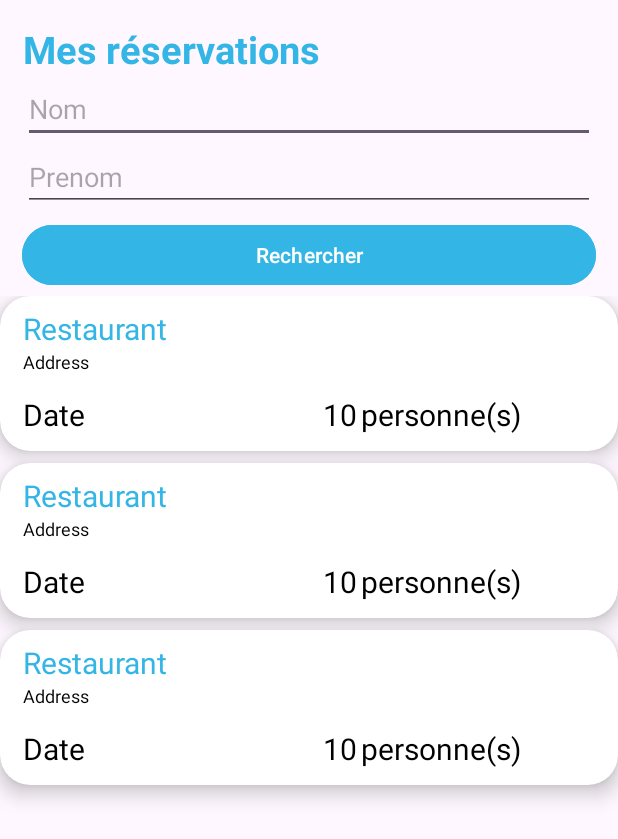
After one commit to Ventona666/Catering, an Android app: the layout fragment_list_reservation.xml on its own in the app's theme, with its tools: preview values and no code run, on a phone screen of 412 x 824 dp. The commit adds this screen. Shown: the top 839 px of the screen. Run offline under Robolectric (Android 15) with nearby library versions, the phone set to English and light mode, and no system bars.

Commit message:
Ajout page de recherche de réservation

```diff
--- a/app/src/main/java/com/example/catering/Model/Reservation.java
+++ b/app/src/main/java/com/example/catering/Model/Reservation.java
@@ -67,6 +67,8 @@ public class Reservation implements Serializable {
         this.restaurantId = restaurantId;
     }
 
+    public Reservation(){};
+
     @Override
     public String toString() {
         return "Reservation{" +
--- a/app/src/main/java/com/example/catering/Utils/ViewPagerHomeAdapter.java
+++ b/app/src/main/java/com/example/catering/Utils/ViewPagerHomeAdapter.java
@@ -5,6 +5,7 @@ import androidx.fragment.app.Fragment;
 import androidx.viewpager2.adapter.FragmentStateAdapter;
 
 import com.example.catering.Fragments.HomeFragment;
+import com.example.catering.Fragments.ListeReservationFragment;
 import com.example.catering.Fragments.ListeRestaurantFragment;
 import com.example.catering.Fragments.MapsRestaurantFragment;
 
@@ -18,12 +19,14 @@ public class ViewPagerHomeAdapter extends FragmentStateAdapter {
     public Fragment createFragment(int position) {
         if (position == 1) {
             return new MapsRestaurantFragment();
+        } else if (position == 2){
+            return new ListeReservationFragment();
         }
         return new ListeRestaurantFragment();
     }
 
     @Override
     public int getItemCount() {
-        return 2;
+        return 3;
     }
 }
--- /dev/null
+++ b/app/src/main/res/layout/fragment_list_reservation.xml
@@ -0,0 +1,56 @@
+<?xml version="1.0" encoding="utf-8"?>
+<LinearLayout xmlns:android="http://schemas.android.com/apk/res/android"
+    xmlns:tools="http://schemas.android.com/tools"
+    android:layout_width="match_parent"
+    android:layout_height="match_parent"
+    tools:context=".Fragments.ReservationRestaurantFragment"
+    android:orientation="vertical">
+
+    <TextView
+        android:layout_width="match_parent"
+        android:layout_height="wrap_content"
+        android:paddingStart="15dp"
+        android:paddingTop="15dp"
+        android:text="Mes réservations"
+        android:textAppearance="@style/TextAppearance.AppCompat.Large"
+        android:textColor="@color/primary"
+        android:textSize="25sp"
+        android:textStyle="bold"/>
+
+    <EditText
+        android:layout_width="match_parent"
+        android:layout_height="wrap_content"
+        android:hint="Nom"
+        android:id="@+id/nomRechercheReservation"
+        android:layout_marginStart="15dp"
+        android:layout_marginEnd="15dp"
+        android:autofillHints="name"
+        android:inputType="text" />
+
+    <EditText
+        android:layout_width="match_parent"
+        android:layout_height="wrap_content"
+        android:hint="Prenom"
+        android:id="@+id/prenomRechercheReservation"
+        android:layout_marginStart="15dp"
+        android:layout_marginEnd="15dp" />
+
+    <Button
+        android:id="@+id/buttonRechercherReservation"
+        android:layout_width="match_parent"
+        android:layout_height="wrap_content"
+        android:layout_marginTop="5dp"
+        android:backgroundTint="@color/primary"
+        android:insetLeft="15dp"
+        android:insetRight="15dp"
+        android:text="Rechercher" />
+
+    <ListView
+        android:id="@+id/list_reservation_item"
+        android:layout_width="match_parent"
+        android:layout_height="match_parent"
+        android:layout_marginTop="3dp"
+        tools:listitem="@layout/list_reservation_item"
+        android:dividerHeight="8dp"
+        android:divider="@android:color/transparent"/>
+</LinearLayout>
--- /dev/null
+++ b/app/src/main/res/layout/list_reservation_item.xml
@@ -0,0 +1,73 @@
+<?xml version="1.0" encoding="utf-8"?>
+<androidx.cardview.widget.CardView
+    xmlns:android="http://schemas.android.com/apk/res/android"
+    xmlns:app="http://schemas.android.com/apk/res-auto"
+    android:layout_width="match_parent"
+    android:layout_height="wrap_content"
+    android:layout_marginStart="12dp"
+    android:layout_marginEnd="12dp"
+    app:cardCornerRadius="20dp"
+    app:cardElevation="8dp">
+
+    <RelativeLayout
+        android:layout_width="match_parent"
+        android:layout_height="wrap_content">
+
+        <TextView
+            android:layout_width="270dp"
+            android:layout_height="30dp"
+            android:layout_marginStart="15dp"
+            android:layout_marginVertical="8dp"
+            android:id="@+id/listReservationItemName"
+            android:textSize="20sp"
+            android:text="@string/restaurant"
+            android:textColor="@color/primary">
+        </TextView>
+
+        <TextView
+            android:layout_width="270dp"
+            android:layout_height="30dp"
+            android:layout_marginStart="15dp"
+            android:layout_marginTop="35dp"
+            android:id="@+id/address_reservation"
+            android:textSize="12sp"
+            android:text="@string/address"
+            android:textColor="@color/black">
+        </TextView>
+
+        <TextView
+            android:layout_width="200dp"
+            android:layout_height="30dp"
+            android:layout_marginStart="15dp"
+            android:layout_marginBottom="8dp"
+            android:id="@+id/date_reservation"
+            android:textSize="20sp"
+            android:text="@string/date"
+            android:layout_below="@+id/address_reservation"
+            android:textColor="@color/black">
+        </TextView>
+
+        <TextView
+            android:layout_width="25dp"
+            android:layout_height="30dp"
+            android:id="@+id/nb_personne_reservation"
+            android:textSize="20sp"
+            android:text="10"
+            android:layout_toEndOf="@+id/date_reservation"
+            android:layout_below="@id/address_reservation"
+            android:textColor="@color/black">
+        </TextView>
+
+        <TextView
+            android:layout_width="200dp"
+            android:layout_height="30dp"
+            android:textSize="20sp"
+            android:text="@string/personne_s"
+            android:layout_toEndOf="@+id/nb_personne_reservation"
+            android:layout_below="@id/address_reservation"
+            android:textColor="@color/black">
+        </TextView>
+
+    </RelativeLayout>
+
+</androidx.cardview.widget.CardView>
--- a/app/src/main/res/values/strings.xml
+++ b/app/src/main/res/values/strings.xml
@@ -7,4 +7,7 @@
     <string name="restaurant">Restaurant</string>
     <string name="address">Address</string>
     <string name="voir_plus">Voir plus</string>
+    <string name="date">Date</string>
+    <string name="nombre_personnes">Nombre personnes</string>
+    <string name="personne_s">personne(s)</string>
 </resources>
```
Also changed, not shown: app/src/main/java/com/example/catering/Fragments/ListeReservationFragment.java (added, +119 -0 lines), app/src/main/java/com/example/catering/Fragments/ReservationRestaurantFragment.java (+5 -2 lines), app/src/main/java/com/example/catering/Services/FirebaseService.java (+57 -0 lines), app/src/main/java/com/example/catering/Utils/ListReservationAdapter.java (added, +64 -0 lines), app/src/main/res/layout/home_fragment.xml (+7 -0 lines).
